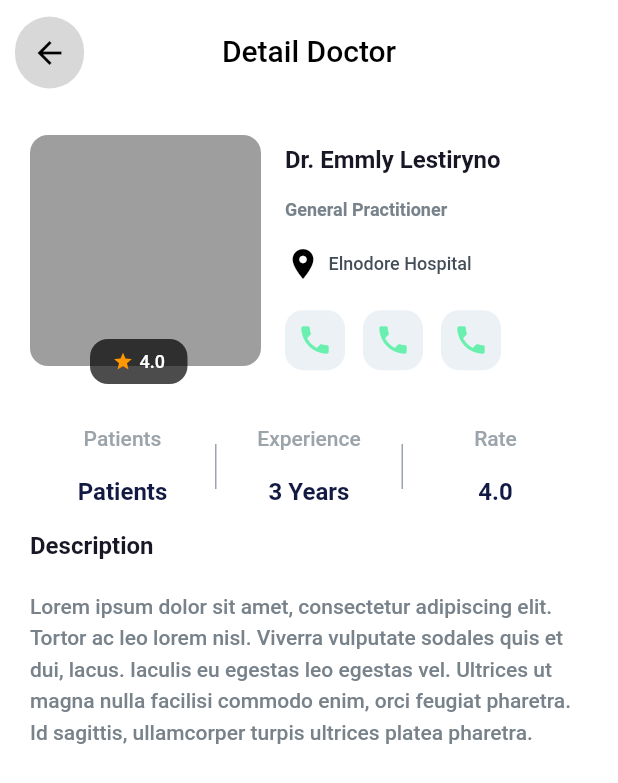
After one commit to lxhyz/flutter_doctor, a Flutter app: the DoctorDetailView screen opened by its route, on a phone screen of 412 x 824 dp. The commit adds this screen. Shown: the top 783 px of the screen. Run offline on Flutter 3.47's test engine with Material 2 defaults, Android fonts, the phone set to English and light mode, and no system bars; our stand-ins replace get, get_storage; accounts and stored records are empty.

Commit message:
add:detail_doctor

```diff
--- a/lib/app/data/widgets/custom_text.dart
+++ b/lib/app/data/widgets/custom_text.dart
@@ -8,7 +8,8 @@ class CustomText extends StatelessWidget{
   Color textColor;
   TextOverflow overflow;
   FontWeight fontWeight;
-  CustomText(String this.value,{this.maxLines = 1,this.fontSize = 20,this.textColor = Colors.black,this.overflow = TextOverflow.ellipsis,this.fontWeight = FontWeight.w500});
+  double textHeight;
+  CustomText(String this.value,{this.maxLines = 1,this.fontSize = 20,this.textColor = Colors.black,this.overflow = TextOverflow.ellipsis,this.fontWeight = FontWeight.w500,this.textHeight = 1.0});
   @override
   Widget build(BuildContext context) {
     return Text(
@@ -17,9 +18,11 @@ class CustomText extends StatelessWidget{
         fontSize: fontSize,
         fontWeight:fontWeight,
         color: textColor,
+        height: textHeight
       ),
       maxLines: maxLines,
       overflow: overflow,
+
     );
   }
 }
--- a/lib/app/modules/check_up/views/check_up_view.dart
+++ b/lib/app/modules/check_up/views/check_up_view.dart
@@ -84,7 +84,11 @@ class CheckUpView extends GetView<CheckUpController> {
   }
 
   Widget _DoctorItem(){
-    return Container(
+    return GestureDetector(
+      onTap: (){
+        Get.toNamed("/doctor-detail");
+      },
+      child: Container(
         height: 100,
         margin: EdgeInsets.only(
           bottom: 20
@@ -146,6 +150,7 @@ class CheckUpView extends GetView<CheckUpController> {
             )
           ],
         ),
+      ),
     );
   }
 }
--- /dev/null
+++ b/lib/app/modules/doctor_detail/bindings/doctor_detail_binding.dart
@@ -0,0 +1,12 @@
+import 'package:get/get.dart';
+
+import '../controllers/doctor_detail_controller.dart';
+
+class DoctorDetailBinding extends Bindings {
+  @override
+  void dependencies() {
+    Get.lazyPut<DoctorDetailController>(
+      () => DoctorDetailController(),
+    );
+  }
+}
--- /dev/null
+++ b/lib/app/modules/doctor_detail/controllers/doctor_detail_controller.dart
@@ -0,0 +1,23 @@
+import 'package:get/get.dart';
+
+class DoctorDetailController extends GetxController {
+  //TODO: Implement DoctorDetailController
+
+  final count = 0.obs;
+  @override
+  void onInit() {
+    super.onInit();
+  }
+
+  @override
+  void onReady() {
+    super.onReady();
+  }
+
+  @override
+  void onClose() {
+    super.onClose();
+  }
+
+  void increment() => count.value++;
+}
--- /dev/null
+++ b/lib/app/modules/doctor_detail/views/doctor_detail_view.dart
@@ -0,0 +1,185 @@
+import 'package:doctor/app/data/Widgets/custom_text.dart';
+import 'package:flutter/material.dart';
+
+import 'package:get/get.dart';
+
+import '../controllers/doctor_detail_controller.dart';
+
+class DoctorDetailView extends GetView<DoctorDetailController> {
+  const DoctorDetailView({Key? key}) : super(key: key);
+  @override
+  Widget build(BuildContext context) {
+    return Scaffold(
+      appBar: AppBar(
+        toolbarHeight: 70,
+        leading: Center(
+          child: GestureDetector(
+            onTap: (){
+              Get.back();
+            },
+            child: Container(
+              width: 48,
+              height: 48,
+              margin: EdgeInsets.only(
+                left: 10
+              ),
+              decoration: BoxDecoration(
+                borderRadius: BorderRadius.circular(24),
+                color: Colors.grey.withOpacity(.4)
+              ),
+              child: Icon(Icons.arrow_back_sharp,color: Colors.black,),
+            ),
+          ),
+        ),
+        title: CustomText("Detail Doctor"),
+        centerTitle: true,
+      ),
+      body: SingleChildScrollView(
+        child: Container(
+          padding: EdgeInsets.all(20),
+          child: Column(
+            crossAxisAlignment: CrossAxisAlignment.start,
+            children: [
+              Container(
+                height: 176,
+                child: Row(
+                  crossAxisAlignment: CrossAxisAlignment.start,
+                  children: [
+                    Container(
+                      width: 154,
+                      height: 176,
+                      child: Stack(
+                        children: [
+                          Container(
+                            width: 154,
+                            height: 154,
+                            decoration: BoxDecoration(
+                              color: Colors.grey,
+                              borderRadius: BorderRadius.circular(12)
+                            ),
+                          ),
+                          Positioned(
+                            bottom: 10,
+                            left: 72.5 - 32.5,
+                            child: Container(
+                              width: 65,
+                              height: 30,
+                              decoration: BoxDecoration(
+                                borderRadius: BorderRadius.circular(12),
+                                color: Colors.black.withOpacity(.7)
+                              ),
+                              child: Row(
+                                mainAxisAlignment: MainAxisAlignment.center,
+                                children: [
+                                  Icon(Icons.star,color: Colors.orange,size: 14),
+                                  SizedBox(width: 4,),
+                                  CustomText("4.0",textColor: Colors.white,fontSize: 12,)
+                                ],
+                              ),
+                            ),
+                          )
+                        ],
+                      ),
+                    ),
+                    SizedBox(width: 16,),
+                    Container(
+                      padding: EdgeInsets.only(
+                        bottom: 10
+                      ),
+                      child: Column(
+                        mainAxisAlignment: MainAxisAlignment.spaceAround,
+                        crossAxisAlignment: CrossAxisAlignment.start,
+                        children: [
+                          CustomText("Dr. Emmly Lestiryno",textColor: Color(0xff171725),fontSize: 16,fontWeight: FontWeight.w700,),
+                          CustomText("General Practitioner",textColor: Color(0xff78828A),fontSize: 12,fontWeight: FontWeight.w600,),
+                          Row(
+                            children: [
+                              Icon(Icons.room,color: Colors.black,),
+                              SizedBox(width: 5,),
+                              CustomText("Elnodore Hospital",textColor: Color(0xff434E58),fontSize: 12,fontWeight: FontWeight.w500,),
+                            ],
+                          ),
+                          Row(
+                            children: List.generate(3, (index) {
+                              return Container(
+                                width: 40,
+                                height: 40,
+                                margin: EdgeInsets.only(
+                                  right: 12
+                                ),
+                                decoration: BoxDecoration(
+                                    borderRadius: BorderRadius.circular(12),
+                                    color: Color(0xffECF1F6)
+                                ),
+                                child: GestureDetector(
+                                  onTap: (){
+
+                                  },
+                                  child: Icon(Icons.phone,color: Colors.greenAccent,),
+                                ),
+                              );
+                            }),
+                          )
+                        ],
+                      ),
+                    )
+                  ],
+                ),
+              ),
+              SizedBox(height: 20,),
+              Container(
+                height: 50,
+                child: Row(
+                  mainAxisAlignment: MainAxisAlignment.spaceBetween,
+                  children: [
+                    Expanded(
+                      child: Column(
+                        mainAxisAlignment:MainAxisAlignment.spaceBetween,
+                        children: [
+                          CustomText("Patients",fontSize: 14,fontWeight: FontWeight.w500,textColor: Color(0xff9CA4AB),),
+                          CustomText("Patients",fontSize: 16,fontWeight: FontWeight.w700,textColor: Color(0xff121942),),
+                        ],
+                      ),
+                    ),
+                    Container(
+                      height: 30,
+                      width: 1,
+                      color: Color(0xff9CA4AB),
+                    ),
+                    Expanded(
+                      child: Column(
+                        mainAxisAlignment:MainAxisAlignment.spaceBetween,
+                        children: [
+                          CustomText("Experience",fontSize: 14,fontWeight: FontWeight.w500,textColor: Color(0xff9CA4AB),),
+                          CustomText("3 Years",fontSize: 16,fontWeight: FontWeight.w700,textColor: Color(0xff121942),),
+                        ],
+                      ),
+                    ),
+                    Container(
+                      height: 30,
+                      width: 1,
+                      color: Color(0xff9CA4AB),
+                    ),
+                    Expanded(
+                      child: Column(
+                        mainAxisAlignment:MainAxisAlignment.spaceBetween,
+                        children: [
+                          CustomText("Rate",fontSize: 14,fontWeight: FontWeight.w500,textColor: Color(0xff9CA4AB),),
+                          CustomText("4.0",fontSize: 16,fontWeight: FontWeight.w700,textColor: Color(0xff121942),),
+                        ],
+                      ),
+                    ),
+                  ],
+                ),
+              ),
+              SizedBox(height: 20,),
+              CustomText("Description",fontWeight: FontWeight.w700,textColor: Color(0xff171725),fontSize: 16,),
+              SizedBox(height: 20,),
+              CustomText("Lorem ipsum dolor sit amet, consectetur adipiscing elit. Tortor ac leo lorem nisl. Viverra vulputate sodales quis et dui, lacus. Iaculis eu egestas leo egestas vel. Ultrices ut magna nulla facilisi commodo enim, orci feugiat pharetra. Id sagittis, ullamcorper turpis ultrices platea pharetra.",fontWeight: FontWeight.w500,textColor: Color(0xff78828A),fontSize: 14,maxLines: 8,textHeight:1.5),
+            ],
+          ),
+        ),
+      ),
+    );
+  }
+}
--- a/lib/app/routes/app_pages.dart
+++ b/lib/app/routes/app_pages.dart
@@ -2,6 +2,8 @@ import 'package:get/get.dart';
 
 import '../modules/check_up/bindings/check_up_binding.dart';
 import '../modules/check_up/views/check_up_view.dart';
+import '../modules/doctor_detail/bindings/doctor_detail_binding.dart';
+import '../modules/doctor_detail/views/doctor_detail_view.dart';
 import '../modules/home/bindings/home_binding.dart';
 import '../modules/home/views/home_view.dart';
 import '../modules/login/bindings/login_binding.dart';
@@ -37,12 +39,17 @@ class AppPages {
     GetPage(
       name: _Paths.ROOT,
       page: () => const RootView(),
-      bindings: [RootBinding(), HomeBinding(),CheckUpBinding()],
+      bindings: [RootBinding(), HomeBinding(), CheckUpBinding()],
     ),
     GetPage(
       name: _Paths.CHECK_UP,
       page: () => const CheckUpView(),
       binding: CheckUpBinding(),
     ),
+    GetPage(
+      name: _Paths.DOCTOR_DETAIL,
+      page: () => const DoctorDetailView(),
+      binding: DoctorDetailBinding(),
+    ),
   ];
 }
--- a/lib/app/routes/app_routes.dart
+++ b/lib/app/routes/app_routes.dart
@@ -8,6 +8,7 @@ abstract class Routes {
   static const LOGIN_ENTER = _Paths.LOGIN_ENTER;
   static const ROOT = _Paths.ROOT;
   static const CHECK_UP = _Paths.CHECK_UP;
+  static const DOCTOR_DETAIL = _Paths.DOCTOR_DETAIL;
 }
 
 abstract class _Paths {
@@ -17,4 +18,5 @@ abstract class _Paths {
   static const LOGIN_ENTER = '/login-enter';
   static const ROOT = '/root';
   static const CHECK_UP = '/check-up';
+  static const DOCTOR_DETAIL = '/doctor-detail';
 }
--- a/lib/main.dart
+++ b/lib/main.dart
@@ -21,7 +21,10 @@ void main() async {
         scaffoldBackgroundColor: Colors.white,
         appBarTheme: AppBarTheme(
           backgroundColor: Colors.white,
-          elevation: 0
+          elevation: 0,
+          iconTheme: IconThemeData(
+            color: Colors.black
+          )
         ),
       ),
     ),
```
Lines whose indentation alone changed are shown as unchanged.
